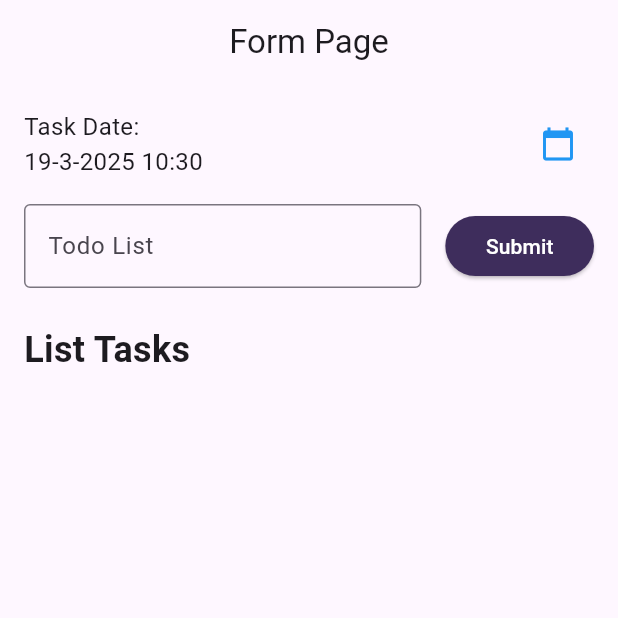
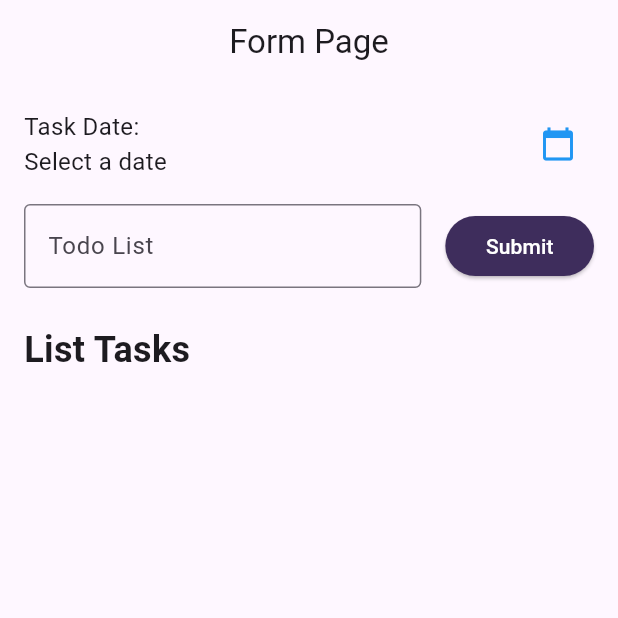
Before and after one commit to Defarrel/TodoApp_0033, a Flutter app: the screen it shows after launch, on a phone screen of 412 x 824 dp, the top half of it. Run offline on Flutter 3.47's test engine with Material 3 defaults, Android fonts, the phone set to English and light mode, and no system bars.

Commit message:
Menambahkan pesan 'select a date' jika belum meilih tanggal

```diff
--- a/lib/todo_list.dart
+++ b/lib/todo_list.dart
@@ -9,7 +9,7 @@ class TodoList extends StatefulWidget {
 }
 
 class _TodoListState extends State<TodoList> {
-  DateTime dateTime = DateTime.now();
+  DateTime? dateTime;
   List<String> tasks = [];
   List<String> dates = [];
   List<bool> taskStatus = [];
@@ -21,7 +21,7 @@ class _TodoListState extends State<TodoList> {
     setState(() {
       tasks.add(nameController.text);
       dates.add(
-        '${dateTime.day}-${dateTime.month}-${dateTime.year} ${dateTime.hour}:${dateTime.minute}',
+        '${dateTime!.day}-${dateTime!.month}-${dateTime!.year} ${dateTime!.hour}:${dateTime!.minute}',
       );
       taskStatus.add(false);
       nameController.clear();
@@ -34,9 +34,7 @@ class _TodoListState extends State<TodoList> {
         ),
         backgroundColor: Color.fromARGB(255, 22, 122, 112),
         behavior: SnackBarBehavior.floating,
-        shape: RoundedRectangleBorder(
-          borderRadius: BorderRadius.circular(8),
-        ),
+        shape: RoundedRectangleBorder(borderRadius: BorderRadius.circular(8)),
         duration: Duration(seconds: 2),
       ),
     );
@@ -109,8 +107,12 @@ class _TodoListState extends State<TodoList> {
                   children: [
                     Text('Task Date:', style: TextStyle(fontSize: 16)),
                     Text(
-                      '${dateTime.day}-${dateTime.month}-${dateTime.year} ${dateTime.hour}:${dateTime.minute}',
-                      style: TextStyle(fontSize: 16),
+                      dateTime != null
+                          ? '${dateTime!.day}-${dateTime!.month}-${dateTime!.year} ${dateTime!.hour}:${dateTime!.minute}'
+                          : 'Select a date',
+                      style: TextStyle(
+                        fontSize: 16,
+                      ),
                     ),
                   ],
                 ),
```
